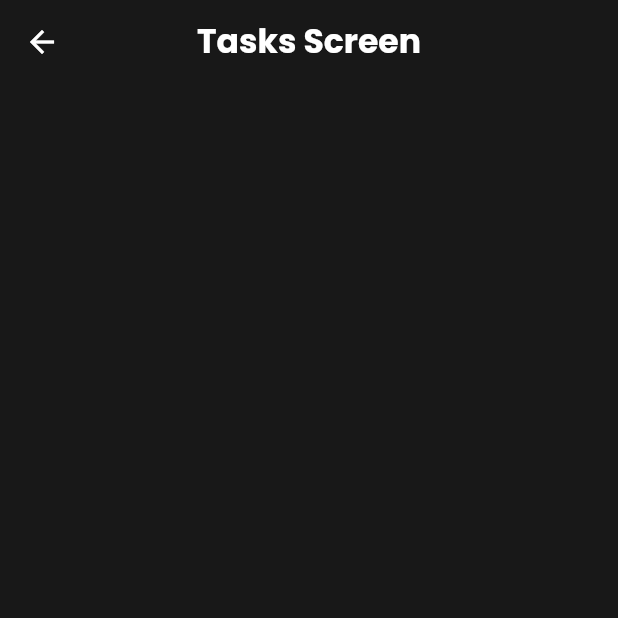
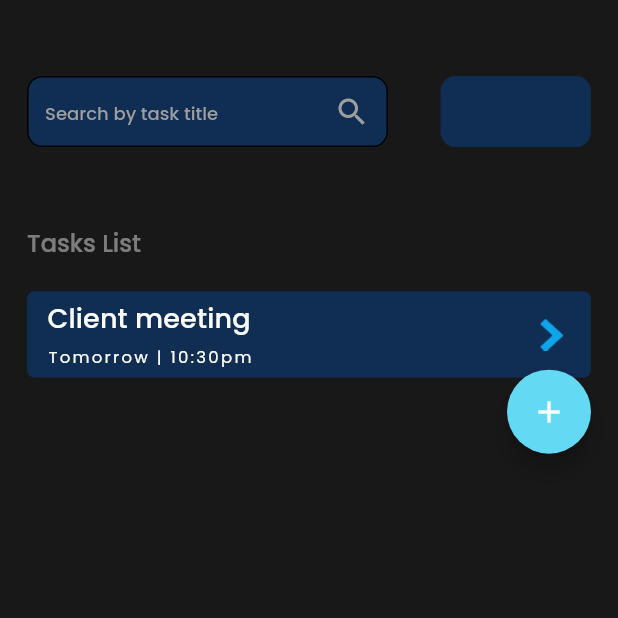
Before and after one commit to Farrux3322/to_do_application, a Flutter app: the TasksScreen screen opened by its route, on a phone screen of 412 x 824 dp, the top half of it. Run offline on Flutter 3.47's test engine with Material 2 defaults, Android fonts, the phone set to English and light mode, and no system bars; drawn by our look-alikes of zoom_tap_animation; our stand-ins replace flutter_screenutil; statements that could not run were skipped.

Commit message:
tasks screen update

```diff
--- /dev/null
+++ b/lib/ui/models/todo_model/todo_importance.dart
@@ -0,0 +1,5 @@
+enum ToDoImportance {
+  normal,
+  urgent,
+  veryUrgent,
+}
--- /dev/null
+++ b/lib/ui/models/todo_model/todo_status.dart
@@ -0,0 +1,6 @@
+enum ToDoStatus {
+  completed,
+  inProgress,
+  canceled,
+  expired,
+}
--- a/lib/ui/tasks_screen/tasks_screen.dart
+++ b/lib/ui/tasks_screen/tasks_screen.dart
@@ -1,6 +1,10 @@
 import 'package:flutter/material.dart';
-import 'package:flutter/services.dart';
+import 'package:flutter_screenutil/flutter_screenutil.dart';
+import 'package:to_do_application/ui/tasks_screen/widgets/search_text_field.dart';
+import 'package:to_do_application/ui/tasks_screen/widgets/tasks_widget.dart';
 import 'package:to_do_application/ui/utils/colors.dart';
+import 'package:to_do_application/ui/utils/images.dart';
+import 'package:zoom_tap_animation/zoom_tap_animation.dart';
 
 class TasksScreen extends StatefulWidget {
   const TasksScreen({Key? key}) : super(key: key);
@@ -14,10 +18,72 @@ class _TasksScreenState extends State<TasksScreen> {
   Widget build(BuildContext context) {
     return Scaffold(
       appBar: AppBar(
-        systemOverlayStyle:
-            const SystemUiOverlayStyle(statusBarColor: AppColors.background),
-        title: const Text("Tasks Screen"),
-        centerTitle: true,
+        toolbarHeight: 0,
+      ),
+      body: Stack(
+        children: [
+          SingleChildScrollView(
+            child: Padding(
+              padding: EdgeInsets.symmetric(horizontal: 18.w, vertical: 45.h),
+              child: Column(
+                children: [
+                  Row(
+                    mainAxisAlignment: MainAxisAlignment.spaceBetween,
+                    children: [
+                      SearchTextField(
+                          hintText: "Search by task title",
+                          inputType: TextInputType.text,
+                          obscureText: false,
+                          onChanged: (v) {},
+                          icon: AppImages.search),
+                      Container(
+                        height: 42.h,
+                        width: 100.w,
+                        decoration: BoxDecoration(
+                            borderRadius: BorderRadius.circular(10.sp),
+                            color: AppColors.c_102D53),
+                      )
+                    ],
+                  ),
+                  SizedBox(
+                    height: 46.h,
+                  ),
+                  Row(
+                    mainAxisAlignment: MainAxisAlignment.start,
+                    children: [
+                      Text(
+                        "Tasks List",
+                        style: Theme.of(context).textTheme.bodySmall,
+                      ),
+                    ],
+                  ),
+                  SizedBox(
+                    height: 18.h,
+                  ),
+                  TasksWidget(
+                    text_task: "Client meeting",
+                    text_time: "Tomorrow | 10:30pm",
+                    voidCallback: () {},
+                  ),
+                ],
+              ),
+            ),
+          ),
+          Positioned(
+            bottom: 0,
+            right: 18,
+            child: Row(mainAxisAlignment: MainAxisAlignment.end, children: [
+              ZoomTapAnimation(
+                onTap: () {},
+                child: FloatingActionButton(
+                  backgroundColor: AppColors.c_63D9F3,
+                  child: Icon(Icons.add),
+                  onPressed: () {},
+                ),
+              ),
+            ]),
+          ),
+        ],
       ),
     );
   }
--- /dev/null
+++ b/lib/ui/tasks_screen/widgets/search_text_field.dart
@@ -0,0 +1,85 @@
+import 'package:flutter/material.dart';
+import 'package:flutter_screenutil/flutter_screenutil.dart';
+import 'package:to_do_application/ui/utils/colors.dart';
+
+class SearchTextField extends StatefulWidget {
+  const SearchTextField({
+    Key? key,
+    required this.hintText,
+    required this.inputType,
+    this.isStudentId = false,
+    required this.obscureText,
+    required this.onChanged,
+    required this.icon,
+  }) : super(key: key);
+
+  final String hintText;
+  final bool isStudentId;
+  final bool obscureText;
+  final TextInputType inputType;
+  final ValueChanged onChanged;
+  final String icon;
+
+  @override
+  State<SearchTextField> createState() => _SearchTextFieldState();
+}
+
+class _SearchTextFieldState extends State<SearchTextField> {
+  final TextEditingController _controller = TextEditingController();
+
+  @override
+  void initState() {
+    super.initState();
+  }
+
+  @override
+  Widget build(BuildContext context) {
+    return Container(
+      height: 42.h,
+      width: 240.w,
+      child: TextField(
+        onChanged: widget.onChanged,
+        obscureText: widget.obscureText,
+        controller: _controller,
+        keyboardType: widget.inputType,
+        textInputAction: TextInputAction.done,
+        cursorHeight: 18,
+        style: const TextStyle(
+          fontSize: 15,
+          fontWeight: FontWeight.w500,
+          color: Colors.white,
+        ),
+        decoration: InputDecoration(
+          suffixIcon: Icon(Icons.search,color: Colors.grey,),
+          contentPadding: const EdgeInsets.symmetric(
+            horizontal: 12,
+            vertical: 16,
+          ),
+          hintText: widget.hintText,
+          hintStyle: TextStyle(
+            fontSize: 12.sp,
+            fontWeight: FontWeight.w500,
+            color: Colors.grey,
+          ),
+          fillColor: AppColors.c_102D53,
+          filled: true,
+          enabledBorder: OutlineInputBorder(
+            borderRadius: BorderRadius.circular(10),
+          ),
+          disabledBorder: OutlineInputBorder(
+            borderRadius: BorderRadius.circular(10),
+          ),
+          focusedBorder: OutlineInputBorder(
+            borderRadius: BorderRadius.circular(10),
+          ),
+          errorBorder: OutlineInputBorder(
+            borderRadius: BorderRadius.circular(10),
+          ),
+          border: OutlineInputBorder(
+            borderRadius: BorderRadius.circular(10),
+          ),
+        ),
+      ),
+    );
+  }
+}
--- /dev/null
+++ b/lib/ui/tasks_screen/widgets/tasks_widget.dart
@@ -0,0 +1,62 @@
+import 'package:flutter/material.dart';
+import 'package:flutter_screenutil/flutter_screenutil.dart';
+import 'package:to_do_application/ui/utils/colors.dart';
+import 'package:to_do_application/ui/utils/images.dart';
+import 'package:zoom_tap_animation/zoom_tap_animation.dart';
+
+class TasksWidget extends StatefulWidget {
+  TasksWidget(
+      {Key? key,
+      required this.text_task,
+      required this.text_time,
+      required this.voidCallback})
+      : super(key: key);
+  final String text_task;
+  final String text_time;
+  VoidCallback voidCallback;
+
+  @override
+  State<TasksWidget> createState() => _TasksWidgetState();
+}
+
+class _TasksWidgetState extends State<TasksWidget> {
+  @override
+  Widget build(BuildContext context) {
+    return ZoomTapAnimation(
+      onTap: widget.voidCallback,
+      child: Container(
+        height: 51.h,
+        decoration: BoxDecoration(
+          borderRadius: BorderRadius.circular(5.sp),
+          color: AppColors.c_102D53,
+        ),
+        child: Row(
+          mainAxisAlignment: MainAxisAlignment.spaceBetween,
+          children: [
+            Padding(
+              padding: EdgeInsets.symmetric(horizontal: 12.h),
+              child: Column(
+                crossAxisAlignment: CrossAxisAlignment.start,
+                mainAxisAlignment: MainAxisAlignment.spaceEvenly,
+                children: [
+                  Text(
+                    widget.text_task,
+                    style: Theme.of(context).textTheme.titleSmall,
+                  ),
+                  Text(
+                    widget.text_time,
+                    style: Theme.of(context).textTheme.labelSmall,
+                  ),
+                ],
+              ),
+            ),
+            Padding(
+              padding: const EdgeInsets.all(18),
+              child: Image.asset(AppImages.down),
+            ),
+          ],
+        ),
+      ),
+    );
+  }
+}
--- a/lib/ui/utils/colors.dart
+++ b/lib/ui/utils/colors.dart
@@ -1,7 +1,6 @@
 import 'dart:ui';
 
-abstract class AppColors{
-
+abstract class AppColors {
   static const Color white = Color(0xFFFFFFFF);
   static const Color black = Color(0xFF000000);
 
@@ -10,6 +9,5 @@ abstract class AppColors{
   static const Color c_63D9F3 = Color(0xFF63D9F3);
   static const Color textColor = Color(0xFFffffff);
   static Color passiveTextColor = Color(0xFFffffff).withOpacity(0.44);
-
-
+  static Color c_102D53 = Color(0xFF102D53);
 }
--- a/lib/ui/utils/images.dart
+++ b/lib/ui/utils/images.dart
@@ -10,5 +10,9 @@ abstract class AppImages{
   static const String doneButton = "assets/images/done_button.png";
   static const String appleImage = "assets/images/apple_image.png";
   static const String googleImage = "assets/images/google_image.png";
+  static const String down = "assets/images/down.png";
+
+
+  static const String search = "assets/svg/search.svg";
 
 }
--- a/lib/ui/utils/theme.dart
+++ b/lib/ui/utils/theme.dart
@@ -80,7 +80,7 @@ class AppTheme {
       labelSmall: TextStyle(
           color: AppColors.textColor,
           fontSize: 11.sp,
-          fontWeight: FontWeight.w500,
+          fontWeight: FontWeight.w400,
           fontFamily: "Poppins"),
       //body
       bodySmall: TextStyle(
```
Also changed, not shown: lib/ui/models/todo_model/todo_category.dart (added, +13 -0 lines), lib/ui/models/todo_model/todo_model.dart (added, +69 -0 lines), assets/images/down.png (added), assets/svg/search.svg (added).
